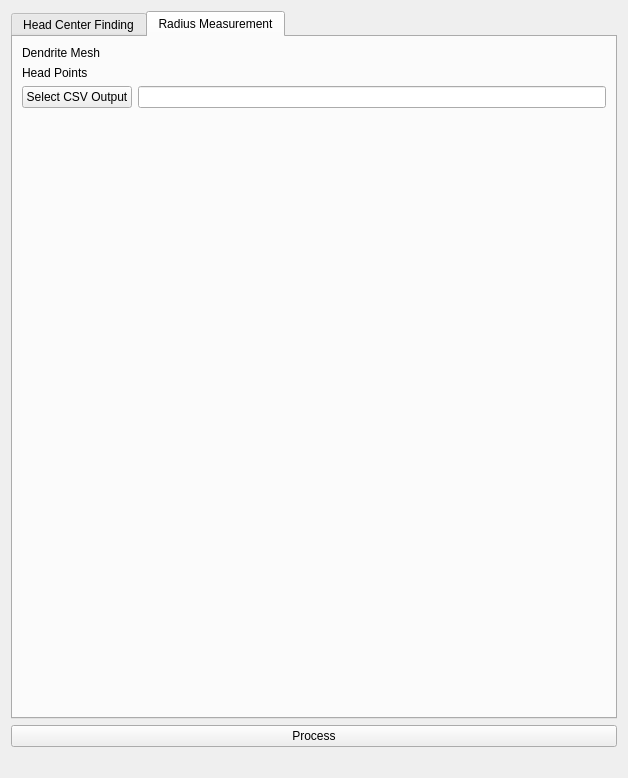
AlexanderJCS/dsb-plugin, file mainformdsb.ui: the form before one commit.
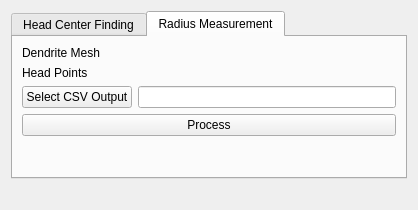
The form after the commit. Custom widgets are drawn as their Qt base class.

Commit message: fix button being in wrong place

What changed in the file:
```diff
--- a/mainformdsb.ui
+++ b/mainformdsb.ui
@@ -6,8 +6,8 @@
    <rect>
     <x>0</x>
     <y>0</y>
-    <width>628</width>
-    <height>778</height>
+    <width>418</width>
+    <height>210</height>
    </rect>
   </property>
   <property name="sizePolicy">
@@ -16,12 +16,6 @@
     <verstretch>0</verstretch>
    </sizepolicy>
   </property>
-  <property name="minimumSize">
-   <size>
-    <width>450</width>
-    <height>450</height>
-   </size>
-  </property>
   <property name="windowTitle">
    <string>DSB</string>
   </property>
@@ -127,7 +121,7 @@
       <attribute name="title">
        <string>Radius Measurement</string>
       </attribute>
-      <layout class="QVBoxLayout" name="main_vertical_layout" stretch="0">
+      <layout class="QVBoxLayout" name="main_vertical_layout" stretch="0,0,0">
        <item>
         <layout class="QFormLayout" name="formLayout_3">
          <item row="0" column="0">
@@ -162,17 +156,30 @@
          </item>
         </layout>
        </item>
+       <item>
+        <widget class="QPushButton" name="btn_process_head_radii">
+         <property name="text">
+          <string>Process</string>
+         </property>
+        </widget>
+       </item>
+       <item>
+        <spacer name="verticalSpacer_2">
+         <property name="orientation">
+          <enum>Qt::Orientation::Vertical</enum>
+         </property>
+         <property name="sizeHint" stdset="0">
+          <size>
+           <width>20</width>
+           <height>40</height>
+          </size>
+         </property>
+        </spacer>
+       </item>
       </layout>
      </widget>
     </widget>
    </item>
-   <item>
-    <widget class="QPushButton" name="btn_process_head_radii">
-     <property name="text">
-      <string>Process</string>
-     </property>
-    </widget>
-   </item>
    <item>
     <widget class="QLabel" name="lbl_status">
      <property name="text">
```
The commit also changes 1 other file.
